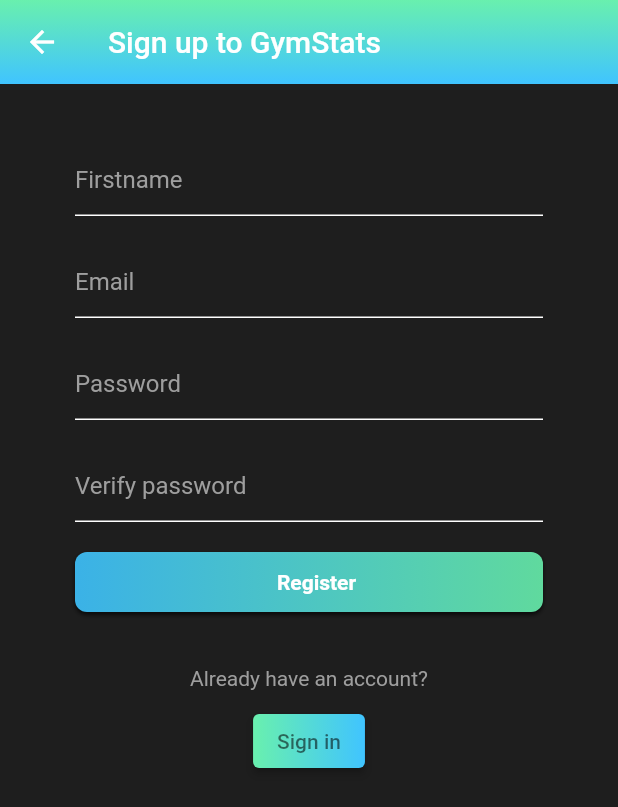
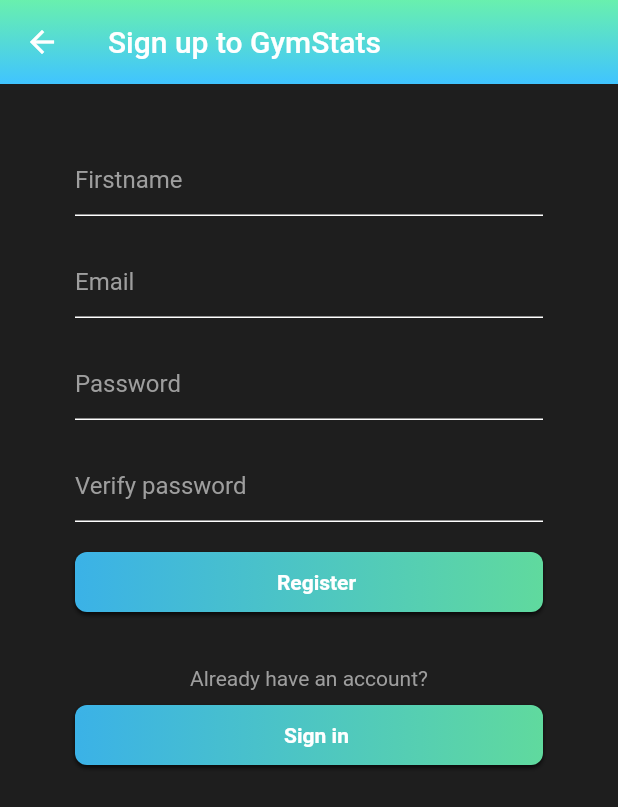
Before and after one commit to jacksondearing96/bread_basket, a Flutter app: the Register screen opened directly with empty values, on a phone screen of 412 x 824 dp. Shown: the top 807 px of the screen. Run offline on Flutter 3.47's test engine with Material 2 defaults, Android fonts, the phone set to English and light mode, and no system bars; our stand-ins replace cloud_firestore, email_validator, firebase_auth, firebase_core, fl_chart, flutter_spinkit; accounts and stored records are empty.

Commit message:
Updated sign in button on register page to the custom style.

```diff
--- a/lib/screens/authenticate/register.dart
+++ b/lib/screens/authenticate/register.dart
@@ -127,18 +127,9 @@ class _RegisterState extends State<Register> {
                       Text("Already have an account?",
                           style: TextStyle(color: Constants.hintColor)),
                       SizedBox(height: 10),
-                      GradientMask(
-                        child: ElevatedButton(
-                          style: ButtonStyle(
-                            backgroundColor:
-                                MaterialStateProperty.all(Colors.white),
-                          ),
-                          child: Text(
-                            'Sign in',
-                            style: TextStyle(color: Constants.darkIconColor),
-                          ),
-                          onPressed: () => widget.toggleView(),
-                        ),
+                      CustomButton(
+                        text: 'Sign in',
+                        onPressed: () => widget.toggleView(),
                       ),
                     ],
                   ),
```
